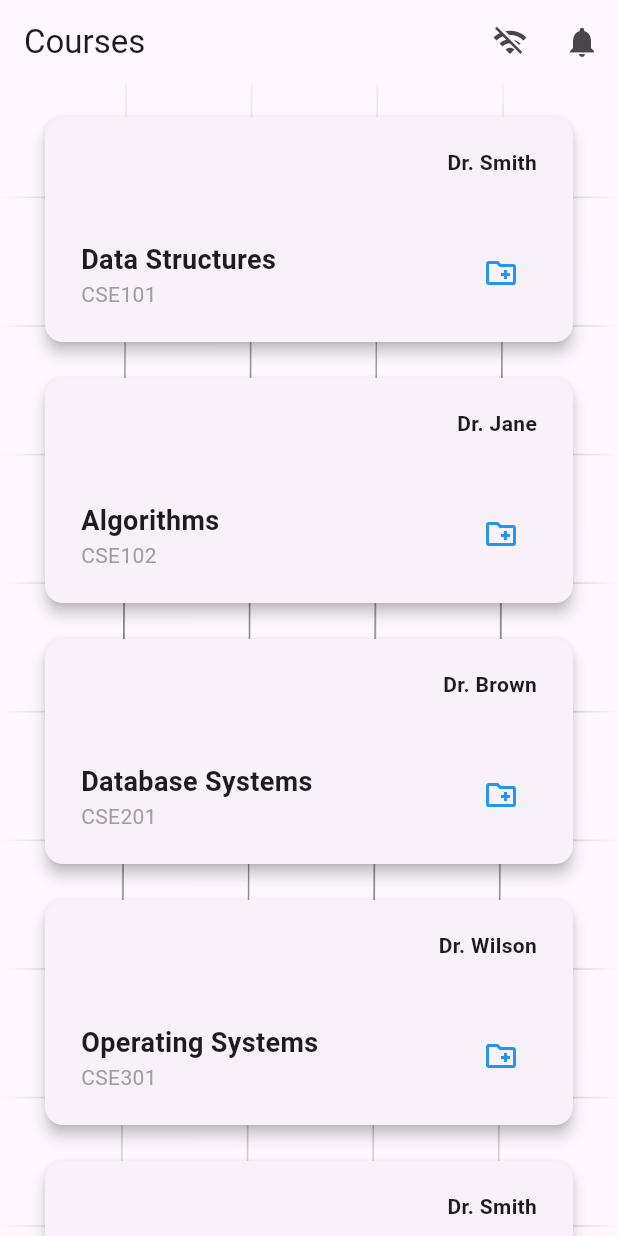
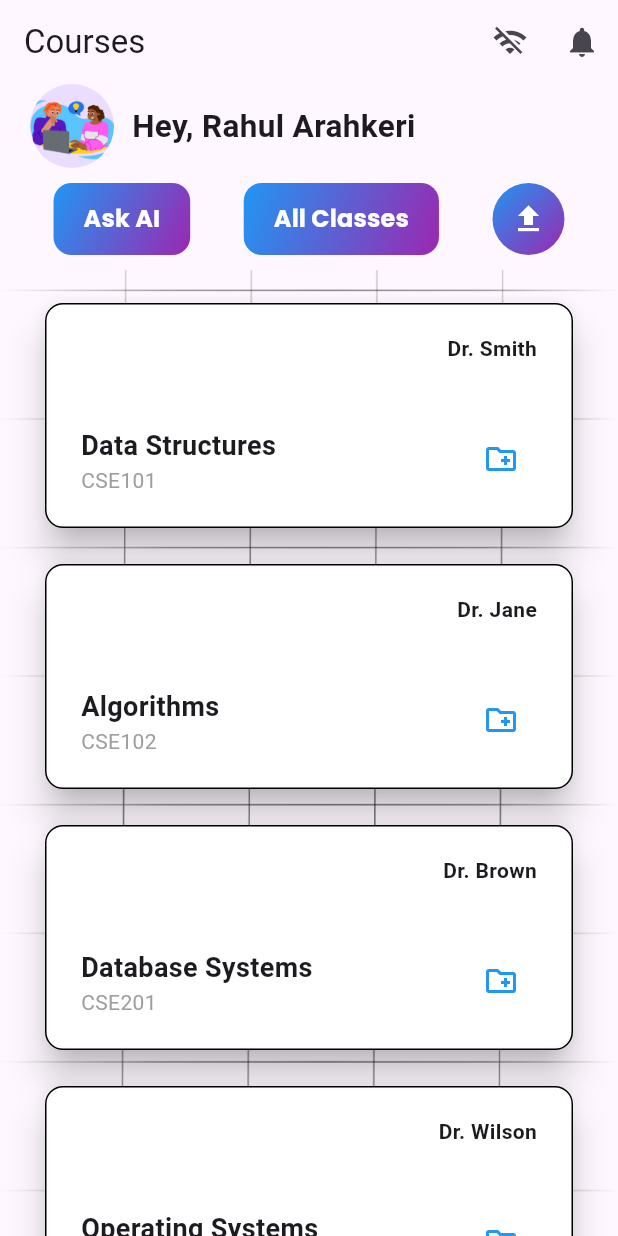
Before and after one commit to Dev-x777/eduSync, a Flutter app: the screen it shows after launch, on a phone screen of 412 x 824 dp. Run offline on Flutter 3.47's test engine with Material 3 defaults, Android fonts, the phone set to English and light mode, and no system bars; our stand-ins replace firebase_core, get, google_fonts; accounts and stored records are empty.

Commit message:
static_home

```diff
--- a/lib/presentation/pages/home_page.dart
+++ b/lib/presentation/pages/home_page.dart
@@ -1,4 +1,6 @@
 import 'package:edusync/presentation/widgets/course_card.dart';
+import 'package:edusync/presentation/widgets/gradient_button.dart';
+
 import 'package:flutter/material.dart';
 
 class HomeScreen extends StatelessWidget {
@@ -35,7 +37,38 @@ class HomeScreen extends StatelessWidget {
           ),
         ],
       ),
-      body: Container(
+      body: Column(
+        children: [
+          Row(
+            children: [
+              SizedBox(width: 20), // Add space at the beginning
+              CircleAvatar(
+                radius: 28, // Increased size
+                backgroundImage: AssetImage('assets/images/splash_logo.png'), // Replace with dynamic URL
+              ),
+              SizedBox(width: 12), // Adjust space between avatar and text
+              Text(
+                "Hey, Rahul Arahkeri", // Replace with dynamic username
+                style: TextStyle(fontSize: 21, fontWeight: FontWeight.bold), // Increased font size
+              ),
+            ],
+          ),
+
+
+          Padding(
+            padding: const EdgeInsets.symmetric(vertical: 10.0), // Added padding
+            child: Row(
+              mainAxisAlignment: MainAxisAlignment.spaceEvenly,
+              children: [
+                GradientButton(text: "Ask AI", onPressed: () {}),
+                GradientButton(text: "All Classes", onPressed: () {}),
+                GradientIconButton(icon: Icons.upload, onPressed: () {}),
+              ],
+            ),
+          ),
+
+          Expanded(
+            child: Container(
               decoration: const BoxDecoration(
                 image: DecorationImage(
                   image: AssetImage("assets/images/bg1.png"),
@@ -54,6 +87,9 @@ class HomeScreen extends StatelessWidget {
                 },
               ),
             ),
+          ),
+        ],
+      ),
     );
   }
 }
--- a/lib/presentation/widgets/course_card.dart
+++ b/lib/presentation/widgets/course_card.dart
@@ -18,12 +18,24 @@ class CourseCard extends StatelessWidget {
     return Padding(
       padding: const EdgeInsets.symmetric(horizontal: 16.0, vertical: 8.0),
       child: Card(
-        elevation: 4,
-        shape: RoundedRectangleBorder(borderRadius: BorderRadius.circular(12)),
+        color: Colors.white, // Set card color to white
+        elevation: 10, // Higher elevation for 3D shadow effect
+        shape: RoundedRectangleBorder(
+          borderRadius: BorderRadius.circular(12),
+          side: const BorderSide(color: Colors.black), // Add black border
+        ),
+        child: ClipRRect(
+          borderRadius: BorderRadius.circular(12), // Ensure blur effect is within the border
+          child: BackdropFilter(
+            filter: ImageFilter.blur(sigmaX: 2.0, sigmaY: 2.0), // Add blur effect
             child: Container(
               width: double.infinity,
               height: 150,
               padding: const EdgeInsets.all(12),
+              decoration: BoxDecoration(
+                color: Colors.white.withOpacity(0.8), // Slight transparency for blur effect
+                borderRadius: BorderRadius.circular(12),
+              ),
               child: Stack(
                 children: [
                   Positioned(
@@ -64,6 +76,8 @@ class CourseCard extends StatelessWidget {
               ),
             ),
           ),
+        ),
+      ),
     );
   }
 }
--- /dev/null
+++ b/lib/presentation/widgets/gradient_button.dart
@@ -0,0 +1,66 @@
+import 'package:flutter/material.dart';
+import 'package:flutter/widgets.dart';
+import 'package:google_fonts/google_fonts.dart';
+
+class GradientButton extends StatelessWidget {
+  final String text;
+  final VoidCallback onPressed;
+
+  GradientButton({required this.text, required this.onPressed});
+
+  @override
+  Widget build(BuildContext context) {
+    return Container(
+      decoration: BoxDecoration(
+        gradient: LinearGradient(
+          colors: [Colors.blue, Colors.purple],
+          begin: Alignment.topLeft,
+          end: Alignment.bottomRight,
+        ),
+        borderRadius: BorderRadius.circular(12),
+      ),
+      child: ElevatedButton(
+        onPressed: onPressed,
+        style: ElevatedButton.styleFrom(
+          backgroundColor: Colors.transparent,
+          shadowColor: Colors.transparent,
+          padding: EdgeInsets.symmetric(horizontal: 20, vertical: 12),
+          shape: RoundedRectangleBorder(borderRadius: BorderRadius.circular(12)),
+        ),
+        child: Text(
+          text,
+          style: GoogleFonts.poppins(
+            fontSize: 16,
+            fontWeight: FontWeight.bold,
+            color: Colors.white,
+          ),
+        ),
+      ),
+    );
+  }
+}
+
+class GradientIconButton extends StatelessWidget {
+  final IconData icon;
+  final VoidCallback onPressed;
+
+  GradientIconButton({required this.icon, required this.onPressed});
+
+  @override
+  Widget build(BuildContext context) {
+    return Container(
+      decoration: BoxDecoration(
+        gradient: LinearGradient(
+          colors: [Colors.blue, Colors.purple],
+          begin: Alignment.topLeft,
+          end: Alignment.bottomRight,
+        ),
+        shape: BoxShape.circle,
+      ),
+      child: IconButton(
+        onPressed: onPressed,
+        icon: Icon(icon, color: Colors.white),
+      ),
+    );
+  }
+}
--- a/pubspec.yaml
+++ b/pubspec.yaml
@@ -40,6 +40,7 @@ dependencies:
   cloud_firestore: ^4.17.0
   firebase_storage: ^11.6.0
   google_sign_in: ^6.3.0
+  google_fonts: ^6.2.1
 
 
 dev_dependencies:
```
Also changed, not shown: pubspec.lock, 1 other file. Lines whose indentation alone changed are shown as unchanged.
